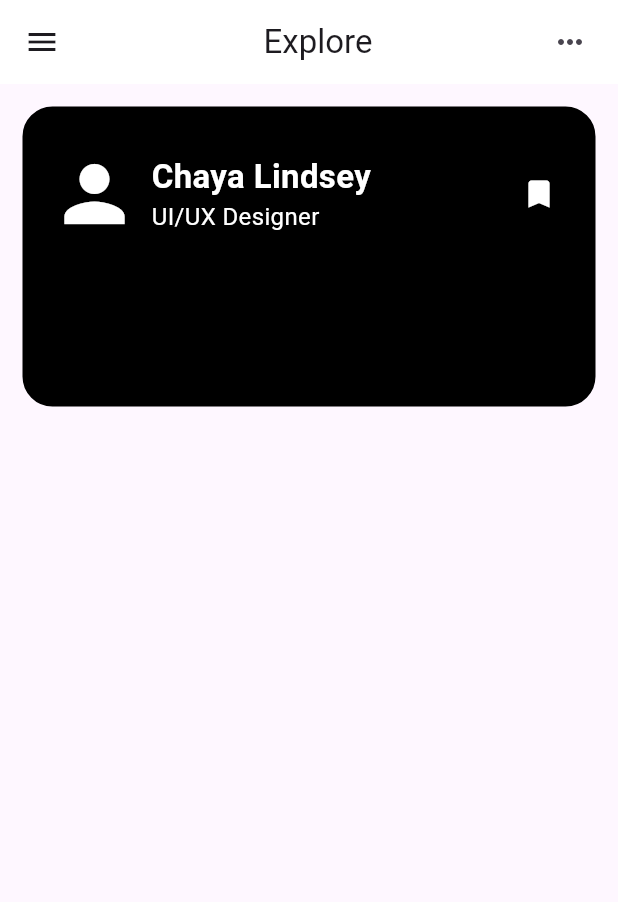
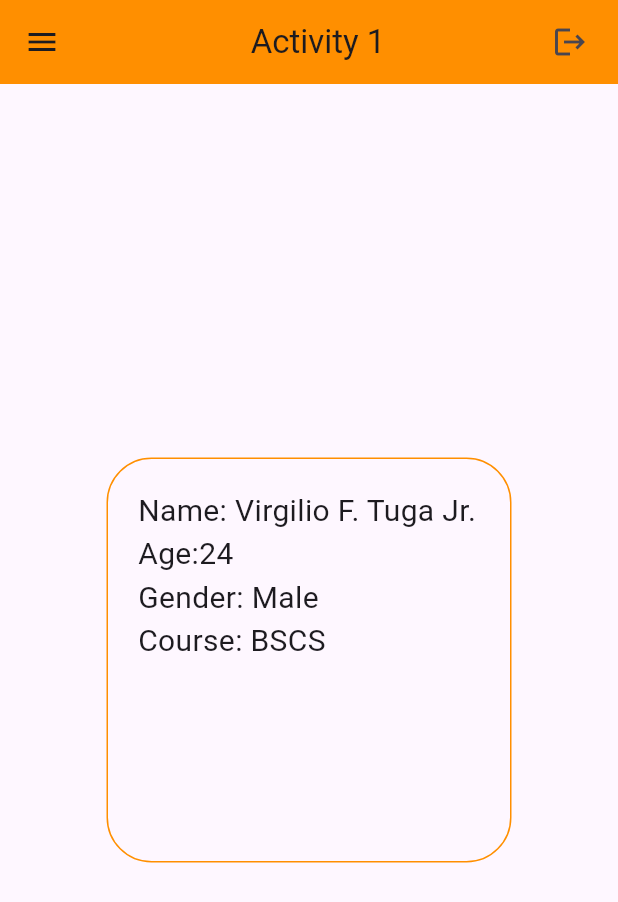
Before and after one commit to noob-tugz/mobile-computing1, a Flutter app: the screen it shows after launch, on a phone screen of 412 x 824 dp. Shown: the top 902 px of the screen. Run offline on Flutter 3.47's test engine with Material 3 defaults, Android fonts, the light colour scheme and no system bars.

Commit message:
Third topic

```diff
--- a/lib/main.dart
+++ b/lib/main.dart
@@ -6,6 +6,7 @@ void main() {
 
 class MyApp extends StatelessWidget {
   const MyApp({super.key});
+
   // This widget is the root of your application.
   @override
   Widget build(BuildContext context) {
@@ -13,71 +14,57 @@ class MyApp extends StatelessWidget {
       debugShowCheckedModeBanner: false,
       home: Scaffold(
         appBar: AppBar(
-            backgroundColor: Colors.white,
-            title: Center(child: const Text('Explore')),
+          backgroundColor: Colors.amber[800],
+          title: Center(child: Text("Activity 1")),
           actions: [
             Padding(
               padding: const EdgeInsets.only(right: 20),
-                child: Icon(Icons.more_horiz),
+              child: Icon(Icons.logout),
             )
           ],
         ),
         drawer: Drawer(
-            backgroundColor: Colors.amber[700],
-          ),
-          body: Padding(
-            padding: const EdgeInsets.all(15),
-            child: Container(
-              padding: EdgeInsets.all(5),
-              decoration: BoxDecoration(
-                color: Colors.black,
-                border: Border.all(
-                  width: 5.0,
-                ),
-                borderRadius: BorderRadius.circular(20)
-              ),
-              width: 400,
-              height: 200,
+          backgroundColor: Colors.amber[800],
           child: Padding(
-                padding: const EdgeInsets.only(top: 10),
+            padding: const EdgeInsets.symmetric(horizontal: 35, vertical: 75),
             child: Column(
+              mainAxisAlignment: MainAxisAlignment.start,
               children: [
                 Row(
-                      mainAxisAlignment: MainAxisAlignment.start,
                   children: [
-                        Padding(
-                          padding: const EdgeInsets.all(8.0),
-                          child: Icon(Icons.person,
-                          size: 60,
+                    Icon(Icons.menu_book,
+                    size: 40,
                     color: Colors.white,),
-                        ),
-                        Column(
-                          crossAxisAlignment: CrossAxisAlignment.start,
-                          children: [
-                            Text("Chaya Lindsey",
+                    SizedBox(width: 15,),
+                    Text("Classes",
                     style: TextStyle(
-                              color: Colors.white,
-                              fontSize: 22,
-                              fontWeight: FontWeight.bold
+                      fontSize: 20,
+                      color: Colors.white
                     ),),
-                            Text("UI/UX Designer",
-                            style: TextStyle(
-                              color: Colors.white,
-                              fontSize: 16,
-                            ),),
-                          ],
-
-                        ),
-                        SizedBox(width: 100,),
-                        Icon(Icons.bookmark,
-                        color: Colors.white,)
                   ],
                 ),
               ],
             ),
           ),
         ),
-          )),
+        body: Center(
+          child: Container(
+            padding: EdgeInsets.all(20),
+            width: 270,
+            height: 270,
+            decoration: BoxDecoration(
+              border: Border.all(
+                color: const Color.fromRGBO(255, 143, 0, 1),
+              ),
+              borderRadius: BorderRadius.circular(30)
+            ),
+            child: Text("Name: Virgilio F. Tuga Jr.\nAge:24\nGender: Male\nCourse: BSCS",
+            style: TextStyle(
+              fontSize: 20
+            ),),
+          ),
+        ),
+      ),
     );
   }
 }
```
Lines whose indentation alone changed are shown as unchanged.
